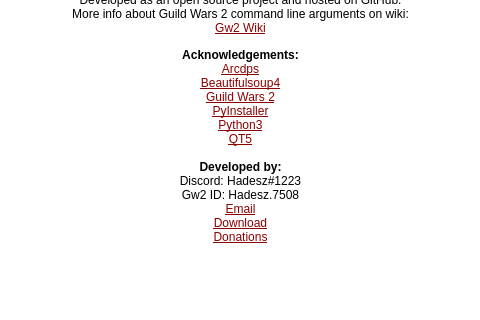
Before: the Qt Designer form src/ui/main.ui in ddc/Gw2Launcher, drawn with Qt 5; both pictures show x 97 to 577 and y 128 to 448 of the 670 by 550 pixel window.
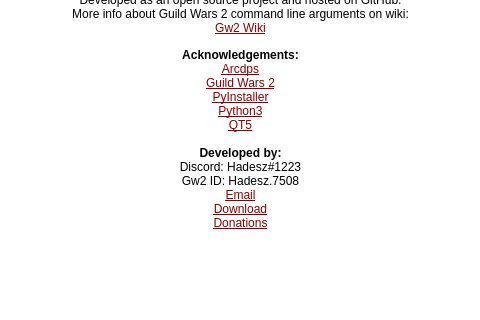
After: the same form once the commit is applied. The open tabs and pages were chosen to show the change.

The edit to the form file:
```diff
--- a/src/ui/main.ui
+++ b/src/ui/main.ui
@@ -785,7 +785,6 @@
 &lt;p align=&quot;center&quot; style=&quot;-qt-paragraph-type:empty; margin-top:0px; margin-bottom:0px; margin-left:0px; margin-right:0px; -qt-block-indent:0; text-indent:0px; font-size:8pt; text-decoration: underline; color:#0000ff;&quot;&gt;&lt;br /&gt;&lt;/p&gt;
 &lt;p align=&quot;center&quot; style=&quot; margin-top:0px; margin-bottom:0px; margin-left:0px; margin-right:0px; -qt-block-indent:0; text-indent:0px;&quot;&gt;&lt;span style=&quot; font-size:9pt; font-weight:600;&quot;&gt;Acknowledgements:&lt;/span&gt;&lt;/p&gt;
 &lt;p align=&quot;center&quot; style=&quot; margin-top:0px; margin-bottom:0px; margin-left:0px; margin-right:0px; -qt-block-indent:0; text-indent:0px;&quot;&gt;&lt;a href=&quot;https://www.deltaconnected.com/arcdps&quot;&gt;&lt;span style=&quot; font-size:9pt; text-decoration: underline; color:#8b0000;&quot;&gt;Arcdps&lt;/span&gt;&lt;/a&gt;&lt;/p&gt;
-&lt;p align=&quot;center&quot; style=&quot; margin-top:0px; margin-bottom:0px; margin-left:0px; margin-right:0px; -qt-block-indent:0; text-indent:0px;&quot;&gt;&lt;a href=&quot;https://pypi.org/project/beautifulsoup4&quot;&gt;&lt;span style=&quot; font-size:9pt; text-decoration: underline; color:#8b0000;&quot;&gt;Beautifulsoup4&lt;/span&gt;&lt;/a&gt;&lt;/p&gt;
 &lt;p align=&quot;center&quot; style=&quot; margin-top:0px; margin-bottom:0px; margin-left:0px; margin-right:0px; -qt-block-indent:0; text-indent:0px;&quot;&gt;&lt;a href=&quot;https://www.guildwars2.com&quot;&gt;&lt;span style=&quot; font-size:9pt; text-decoration: underline; color:#8b0000;&quot;&gt;Guild Wars 2&lt;/span&gt;&lt;/a&gt;&lt;/p&gt;
 &lt;p align=&quot;center&quot; style=&quot; margin-top:0px; margin-bottom:0px; margin-left:0px; margin-right:0px; -qt-block-indent:0; text-indent:0px;&quot;&gt;&lt;a href=&quot;https://pyinstaller.readthedocs.io&quot;&gt;&lt;span style=&quot; font-size:9pt; text-decoration: underline; color:#8b0000;&quot;&gt;PyInstaller&lt;/span&gt;&lt;/a&gt;&lt;/p&gt;
 &lt;p align=&quot;center&quot; style=&quot; margin-top:0px; margin-bottom:0px; margin-left:0px; margin-right:0px; -qt-block-indent:0; text-indent:0px;&quot;&gt;&lt;a href=&quot;https://www.python.org&quot;&gt;&lt;span style=&quot; font-size:9pt; text-decoration: underline; color:#8b0000;&quot;&gt;Python3&lt;/span&gt;&lt;/a&gt;&lt;/p&gt;
```
